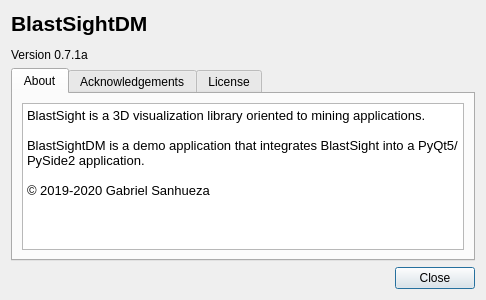
First picture: the form in blastsight/view/gui/UI/aboutdialog.ui, repository gsanhueza/BlastSight, before the edit.
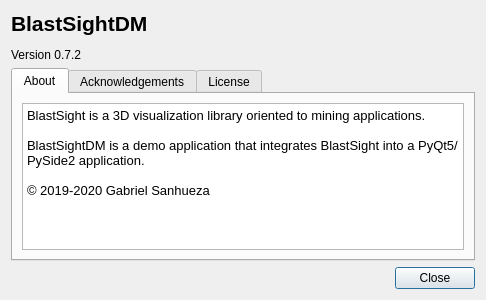
Second picture: the form after the edit. Icons and pictures are not drawn.

```diff
--- a/blastsight/view/gui/UI/aboutdialog.ui
+++ b/blastsight/view/gui/UI/aboutdialog.ui
@@ -30,7 +30,7 @@
         </sizepolicy>
        </property>
        <property name="text">
-        <string>&lt;html&gt;&lt;head/&gt;&lt;body&gt;&lt;p&gt;&lt;span style=&quot; font-size:16pt; font-weight:600;&quot;&gt;BlastSightDM&lt;/span&gt;&lt;/p&gt;&lt;p&gt;Version 0.7.1a&lt;/p&gt;&lt;/body&gt;&lt;/html&gt;</string>
+        <string>&lt;html&gt;&lt;head/&gt;&lt;body&gt;&lt;p&gt;&lt;span style=&quot; font-size:16pt; font-weight:600;&quot;&gt;BlastSightDM&lt;/span&gt;&lt;/p&gt;&lt;p&gt;Version 0.7.2&lt;/p&gt;&lt;/body&gt;&lt;/html&gt;</string>
        </property>
       </widget>
      </item>
```
